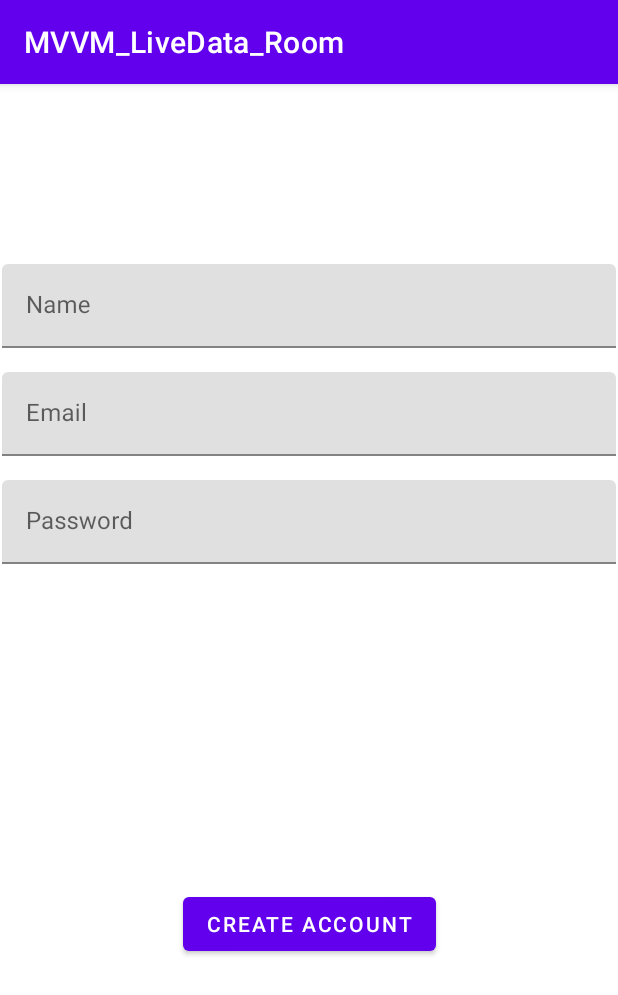
After one commit to mervekeles/roomdatacoroutineex, an Android app: the CreateAccountFragment screen opened through its navigation route, on a phone screen of 412 x 824 dp. The commit adds this screen. Shown: the top 995 px of the screen. Run offline under Robolectric (Android 15) with nearby library versions, the phone set to English and light mode, and no system bars; our stand-ins replace Firebase (no records; nobody signed in at launch, a user with empty details on screens opened directly), data binding, navigation-ui; pictures from the network do not load.

Commit message:
adding authentication repository, firebase authentication with viewmodels (MVVM architecture)

```diff
--- a/app/src/main/java/com/example/mvvm_livedata_room/BindingAdapter.kt
+++ b/app/src/main/java/com/example/mvvm_livedata_room/BindingAdapter.kt
@@ -2,18 +2,16 @@ package com.example.mvvm_livedata_room
 
 import android.util.Log
 import android.view.View
-import android.widget.ImageButton
 import android.widget.ImageView
 import androidx.core.net.toUri
 import androidx.databinding.BindingAdapter
 import androidx.recyclerview.widget.RecyclerView
 import com.bumptech.glide.Glide
-import com.bumptech.glide.load.model.GlideUrl
-import com.bumptech.glide.load.model.LazyHeaders
 import com.bumptech.glide.request.RequestOptions
 import com.example.mvvm_livedata_room.movielist.MovieApiStatus
 import com.example.mvvm_livedata_room.movielist.MovieListAdapter
 import com.example.mvvm_livedata_room.network.Movie
+import com.google.android.material.textfield.TextInputLayout
 
 
 private const val BASE_URL =
@@ -63,3 +61,8 @@ fun bindStatus(statusImageView: ImageView,
     }
 
 }
+
+@BindingAdapter("app:errorText")
+fun setErrorMessage(view: TextInputLayout, errorMessage: String?) {
+    view.error = errorMessage
+}
--- a/app/src/main/java/com/example/mvvm_livedata_room/MainActivity.kt
+++ b/app/src/main/java/com/example/mvvm_livedata_room/MainActivity.kt
@@ -2,10 +2,16 @@ package com.example.mvvm_livedata_room
 
 import androidx.appcompat.app.AppCompatActivity
 import android.os.Bundle
+import android.view.Menu
+import android.view.MenuInflater
+import android.view.MenuItem
+import androidx.core.view.MenuProvider
 
 class MainActivity : AppCompatActivity() {
     override fun onCreate(savedInstanceState: Bundle?) {
         super.onCreate(savedInstanceState)
         setContentView(R.layout.activity_main)
+        // Add menu items without overriding methods in the Activity
+
     }
 }
--- a/app/src/main/java/com/example/mvvm_livedata_room/MainFragment.kt
+++ b/app/src/main/java/com/example/mvvm_livedata_room/MainFragment.kt
@@ -1,17 +1,25 @@
 package com.example.mvvm_livedata_room
 
+import android.os.Build.VERSION_CODES.M
 import android.os.Bundle
-import android.view.LayoutInflater
-import android.view.View
-import android.view.ViewGroup
+import android.util.Log
+import android.view.*
+import androidx.core.view.MenuHost
+import androidx.core.view.MenuProvider
 import androidx.databinding.DataBindingUtil
 import androidx.fragment.app.Fragment
+import androidx.fragment.app.viewModels
+import androidx.lifecycle.Lifecycle
 import androidx.navigation.fragment.findNavController
+import androidx.navigation.ui.onNavDestinationSelected
+import com.example.mvvm_livedata_room.authentication.CreateAccountViewModel
 import com.example.mvvm_livedata_room.databinding.FragmentMainScreenBinding
 import com.example.mvvm_livedata_room.databinding.FragmentMovieDetailBinding
 import com.example.mvvm_livedata_room.movielist.MovieListFragmentDirections
 
 class MainFragment:Fragment() {
+
+    val viewModel: MainFragmentViewModel by viewModels()
     override fun onCreateView(
         inflater: LayoutInflater,
         container: ViewGroup?,
@@ -20,11 +28,49 @@ class MainFragment:Fragment() {
         val  binding : FragmentMainScreenBinding
                 = DataBindingUtil.inflate(
             inflater, R.layout.fragment_main_screen, container, false)
+        val menuHost: MenuHost = requireActivity()
+
+        menuHost.addMenuProvider(object : MenuProvider {
+            override fun onCreateMenu(menu: Menu, menuInflater: MenuInflater) {
+                // Add menu items here
+                menuInflater.inflate(R.menu.options_menu, menu)
+            }
+
+            override fun onMenuItemSelected(menuItem: MenuItem): Boolean {
+                return when (menuItem.itemId) {
+                    R.id.logout -> {
+                        logout()
+
+                        true
+                    }
+                    else -> false
+            }
+        } }, viewLifecycleOwner, Lifecycle.State.RESUMED)
 
         binding.seeListBtn.setOnClickListener {
             this.findNavController().navigate(R.id.action_mainFragment_to_movieListFragment)
         }
+        binding.signUpBtn.setOnClickListener {
+            this.findNavController().navigate(R.id.action_mainFragment_to_emailPasswordFragment)
+        }
 
         return binding.root
     }
+
+    fun logout(){
+        viewModel.logout()
+        //this.findNavController().navigate(R.id.action_mainFragment_to_emailPasswordFragment)
+    }
+   /* override fun onStart() {
+        super.onStart()
+        Log.d("Main Frag", "on start ")
+        if(viewModel.checkIfUserAuthenticated()){
+            Log.d("Main Frag", "authenticated")
+            this.findNavController().navigate(R.id.action_mainFragment_to_movieListFragment)
+        }
+
+
+
+
+   }*/
 }
--- /dev/null
+++ b/app/src/main/java/com/example/mvvm_livedata_room/authentication/CreateAccountFragment.kt
@@ -0,0 +1,56 @@
+package com.example.mvvm_livedata_room.authentication
+
+import android.os.Bundle
+import android.util.Log
+import android.view.LayoutInflater
+import android.view.View
+import android.view.ViewGroup
+import androidx.activity.viewModels
+import androidx.databinding.DataBindingUtil
+import androidx.fragment.app.Fragment
+import androidx.fragment.app.viewModels
+import androidx.lifecycle.Observer
+import androidx.navigation.fragment.findNavController
+import com.example.mvvm_livedata_room.R
+import com.example.mvvm_livedata_room.databinding.FragmentCreateAccountBinding
+import com.google.firebase.auth.ktx.auth
+import com.google.firebase.ktx.Firebase
+
+class CreateAccountFragment: Fragment() {
+    private var _binding: FragmentCreateAccountBinding? = null
+    private val binding: FragmentCreateAccountBinding
+        get() = _binding!!
+
+    val viewModel: CreateAccountViewModel by viewModels()
+
+    override fun onCreateView(
+        inflater: LayoutInflater,
+        container: ViewGroup?,
+        savedInstanceState: Bundle?
+    ): View? {
+        _binding = DataBindingUtil.inflate(
+            inflater, R.layout.fragment_create_account, container, false)
+        binding.lifecycleOwner = this
+        binding.viewmodel = viewModel
+        binding.createaccountBtn.setOnClickListener {
+            viewModel.createAccount()
+            viewModel.user.observe(viewLifecycleOwner, Observer {
+                if (it != null){
+                    Log.d("CreateAccount fragment", "  creating user with id ${it.uid}")
+                this.findNavController()
+                    .navigate(R.id.action_createAccountFragment_to_movieListFragment)
+            }
+
+            else{
+                Log.d("CreateAccount fragment", "Error  creating user")
+            }
+            })
+        }
+
+
+        return binding.root
+    }
+
+
+
+}
--- /dev/null
+++ b/app/src/main/java/com/example/mvvm_livedata_room/authentication/CreateAccountViewModel.kt
@@ -0,0 +1,72 @@
+package com.example.mvvm_livedata_room.authentication
+
+import android.text.TextUtils
+import androidx.lifecycle.LiveData
+import androidx.lifecycle.MutableLiveData
+import androidx.lifecycle.ViewModel
+
+class CreateAccountViewModel: ViewModel() {
+     private val authRepository = AuthRepository()
+
+    val user = authRepository.userLiveData
+
+    val _name = MutableLiveData<String>()
+//    val name: LiveData<String>
+//        get() = _name
+     val _email = MutableLiveData<String>()
+//    val email: LiveData<String>
+//        get() = _email
+     val _pw = MutableLiveData<String>()
+//    val pw: LiveData<String>
+//        get() = _pw
+
+    private val _emailerror = MutableLiveData<String>()
+    val emailerror: LiveData<String>
+        get() = _emailerror
+    private val _nameerror = MutableLiveData<String>()
+    val nameerror: LiveData<String>
+        get() = _nameerror
+    private val _pwerror = MutableLiveData<String>()
+    val pwerror: LiveData<String>
+        get() = _pwerror
+
+    fun createAccount(){
+        if (!validateForm()) {
+            return
+        }
+        authRepository.createAccount(_email.value!!, _pw.value!!, _name.value!!)
+    }
+
+    private fun validateForm(): Boolean {
+        var valid = true
+
+        if (_name.value.isNullOrEmpty()) {
+            _nameerror.value = "Required."
+            valid = false
+        } else {
+            //binding.textinputName.error = null
+            _nameerror.value = ""
+        }
+
+        if (_email.value.isNullOrEmpty()) {
+            _emailerror.value= "Required."
+            valid = false
+        } else {
+            //binding.textinputEmail.error = null
+            _emailerror.value = ""
+        }
+
+        if (_pw.value.isNullOrEmpty()) {
+            _pwerror.value = "Required."
+            valid = false
+        }else if (_pw.value!!.length < 6) {
+            _pwerror.value = "Password must have at least 6 characters."
+            valid = false
+        }
+        else {
+            _pwerror.value = ""        }
+
+        return valid
+    }
+
+}
--- /dev/null
+++ b/app/src/main/res/layout/fragment_create_account.xml
@@ -0,0 +1,85 @@
+<?xml version="1.0" encoding="utf-8"?>
+<layout xmlns:android="http://schemas.android.com/apk/res/android"
+    xmlns:app="http://schemas.android.com/apk/res-auto"
+    xmlns:tools="http://schemas.android.com/tools">
+
+    <data>
+<variable
+    name="viewmodel"
+    type="com.example.mvvm_livedata_room.authentication.CreateAccountViewModel" />
+    </data>
+
+    <androidx.constraintlayout.widget.ConstraintLayout
+        android:layout_width="match_parent"
+        android:layout_height="match_parent">
+
+        <com.google.android.material.textfield.TextInputLayout
+            android:id="@+id/textinput_name"
+            android:layout_width="409dp"
+            android:layout_height="wrap_content"
+            android:layout_marginStart="16dp"
+            android:layout_marginTop="120dp"
+            android:layout_marginEnd="16dp"
+            android:hint="Name"
+            app:layout_constraintEnd_toEndOf="parent"
+            app:layout_constraintStart_toStartOf="parent"
+            app:layout_constraintTop_toTopOf="parent"
+            app:errorText="@{viewmodel.nameerror}">
+
+            <com.google.android.material.textfield.TextInputEditText
+                android:layout_width="match_parent"
+                android:layout_height="wrap_content"
+                android:text="@={viewmodel._name}"
+                />
+        </com.google.android.material.textfield.TextInputLayout>
+
+        <com.google.android.material.textfield.TextInputLayout
+            android:id="@+id/textinput_email"
+            android:layout_width="409dp"
+            android:layout_height="wrap_content"
+            android:layout_marginStart="16dp"
+            android:layout_marginTop="16dp"
+            android:layout_marginEnd="16dp"
+            android:hint="Email"
+            app:layout_constraintEnd_toEndOf="parent"
+            app:layout_constraintStart_toStartOf="parent"
+            app:layout_constraintTop_toBottomOf="@+id/textinput_name"
+            app:errorText="@{viewmodel.emailerror}">
+
+            <com.google.android.material.textfield.TextInputEditText
+                android:layout_width="match_parent"
+                android:layout_height="wrap_content"
+                android:text="@={viewmodel._email}"/>
+        </com.google.android.material.textfield.TextInputLayout>
+
+        <com.google.android.material.textfield.TextInputLayout
+            android:id="@+id/textinput_pw"
+            android:layout_width="409dp"
+            android:layout_height="wrap_content"
+            android:layout_marginStart="16dp"
+            android:layout_marginTop="16dp"
+            android:layout_marginEnd="16dp"
+            android:hint="Password"
+            app:layout_constraintEnd_toEndOf="parent"
+            app:layout_constraintStart_toStartOf="parent"
+            app:layout_constraintTop_toBottomOf="@+id/textinput_email"
+            app:errorText="@{viewmodel.pwerror}">
+
+            <com.google.android.material.textfield.TextInputEditText
+                android:layout_width="match_parent"
+                android:layout_height="wrap_content"
+                android:text="@={viewmodel._pw}"/>
+        </com.google.android.material.textfield.TextInputLayout>
+
+        <Button
+            android:id="@+id/createaccount_btn"
+            android:layout_width="wrap_content"
+            android:layout_height="wrap_content"
+            android:layout_marginTop="32dp"
+            android:text="Create Account"
+            app:layout_constraintBottom_toBottomOf="parent"
+            app:layout_constraintEnd_toEndOf="parent"
+            app:layout_constraintStart_toStartOf="parent"
+            app:layout_constraintTop_toBottomOf="@+id/textinput_pw" />
+    </androidx.constraintlayout.widget.ConstraintLayout>
+</layout>
--- a/app/src/main/res/layout/fragment_main_screen.xml
+++ b/app/src/main/res/layout/fragment_main_screen.xml
@@ -25,7 +25,7 @@
             android:id="@+id/sign_up_btn"
             android:layout_width="wrap_content"
             android:layout_height="wrap_content"
-            android:text="Sign Up"
+            android:text="Sign IN"
             app:layout_constraintBottom_toBottomOf="parent"
             app:layout_constraintEnd_toEndOf="parent"
             app:layout_constraintHorizontal_bias="0.501"
--- /dev/null
+++ b/app/src/main/res/menu/options_menu.xml
@@ -0,0 +1,8 @@
+<?xml version="1.0" encoding="utf-8"?>
+<menu xmlns:app="http://schemas.android.com/apk/res-auto"
+    xmlns:android="http://schemas.android.com/apk/res/android">
+
+    <item
+        android:id="@+id/logout"
+        android:title="LogOut" />
+</menu>
--- a/app/src/main/res/navigation/navigation.xml
+++ b/app/src/main/res/navigation/navigation.xml
@@ -28,5 +28,27 @@
         <action
             android:id="@+id/action_mainFragment_to_movieListFragment"
             app:destination="@id/movieListFragment" />
+        <action
+            android:id="@+id/action_mainFragment_to_emailPasswordFragment"
+            app:destination="@id/emailPasswordFragment" />
+    </fragment>
+    <fragment
+        android:id="@+id/createAccountFragment"
+        android:name="com.example.mvvm_livedata_room.authentication.CreateAccountFragment"
+        android:label="CreateAccountFragment" >
+        <action
+            android:id="@+id/action_createAccountFragment_to_movieListFragment"
+            app:destination="@id/movieListFragment" />
+    </fragment>
+    <fragment
+        android:id="@+id/emailPasswordFragment"
+        android:name="com.example.mvvm_livedata_room.authentication.EmailPasswordFragment"
+        android:label="EmailPasswordFragment" >
+        <action
+            android:id="@+id/action_emailPasswordFragment_to_createAccountFragment"
+            app:destination="@id/createAccountFragment" />
+        <action
+            android:id="@+id/action_emailPasswordFragment_to_movieListFragment"
+            app:destination="@id/movieListFragment" />
     </fragment>
 </navigation>
```
Also changed, not shown: app/src/main/java/com/example/mvvm_livedata_room/MainFragmentViewModel.kt (added, +26 -0 lines), app/src/main/java/com/example/mvvm_livedata_room/authentication/AuthRepository.kt (added, +102 -0 lines), app/src/main/java/com/example/mvvm_livedata_room/authentication/EmailPasswordFragment.kt (added, +55 -0 lines), app/src/main/java/com/example/mvvm_livedata_room/authentication/EmailPasswordViewModel.kt (added, +52 -0 lines), app/src/main/java/com/example/mvvm_livedata_room/database/DatabaseEntities.kt (added, +22 -0 lines), app/src/main/java/com/example/mvvm_livedata_room/database/Room.kt (added, +31 -0 lines), app/src/main/java/com/example/mvvm_livedata_room/movielist/MovieListViewModel.kt (+22 -4 lines), app/src/main/java/com/example/mvvm_livedata_room/network/Movie.kt (+11 -0 lines), app/src/main/java/com/example/mvvm_livedata_room/repository/MoviesRepository.kt (added, +25 -0 lines), app/src/main/res/layout/fragment_email_pw.xml (added, +75 -0 lines), 1 other file.
